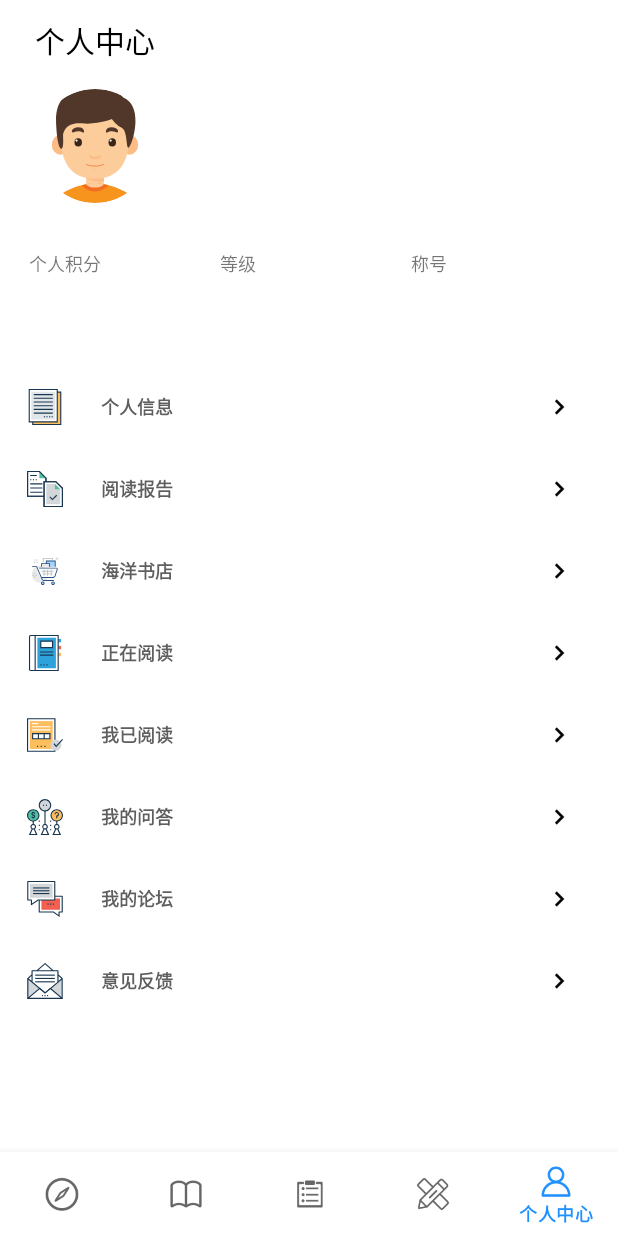
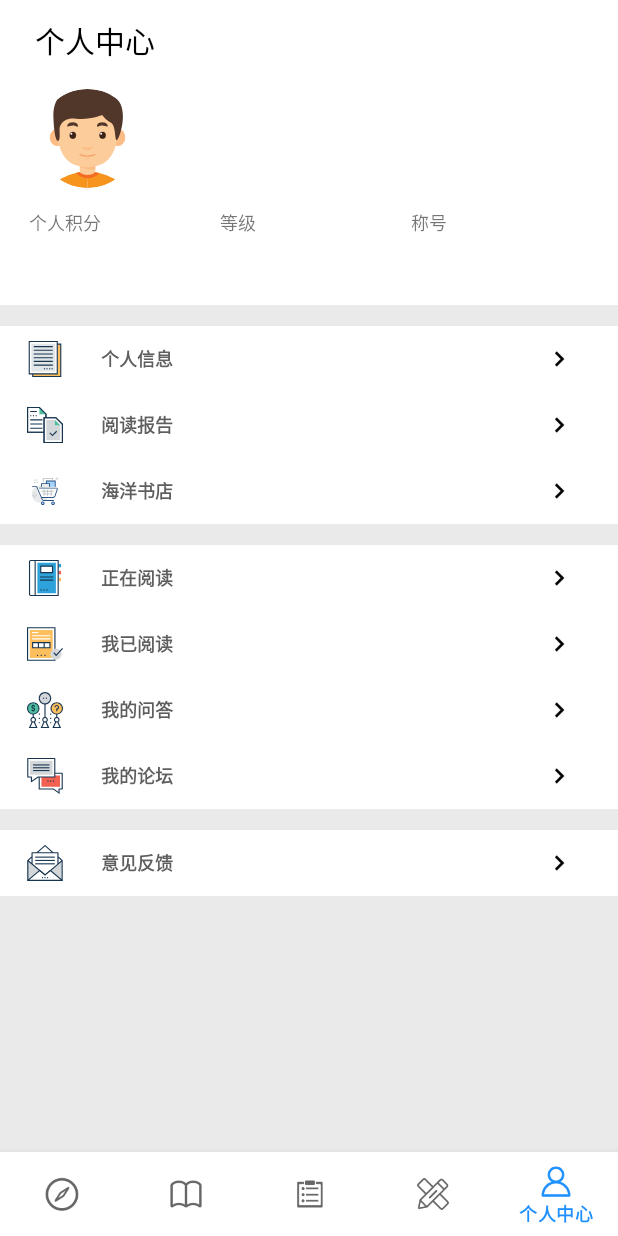
Before and after one commit to SakurasQAQ/ydhyfinal, an Android app: the screen it shows after launch (BottomNavActivity), item 5 of the bottom bar chosen, on a phone screen of 412 x 824 dp. Run offline under Robolectric (Android 15) with nearby library versions, the phone set to English and light mode, and no system bars; our stand-ins replace CircleImageView, data binding, navigation-ui; libraries missing offline, so code that uses them is left out: com.githang.statusbar, com.youth.banner; pictures from the network do not load; 3 statements that could not run were skipped.

Commit message:
阅读海洋 10/15

```diff
--- a/app/src/main/AndroidManifest.xml
+++ b/app/src/main/AndroidManifest.xml
@@ -13,8 +13,8 @@
         android:supportsRtl="true"
         android:theme="@style/AppTheme"
         android:usesCleartextTraffic="true">
-        <activity android:name=".Activity.MinClassActivity"></activity>
-        <activity android:name=".Activity.RanksActivity" />
+        <activity android:name=".homepage.MinClassActivity"></activity>
+        <activity android:name=".homepage.RanksActivity" />
         <activity android:name=".Activity.ShowBooksInfoActivity" />
         <activity android:name=".Activity.BooksFragDetailListActivity" />
         <activity android:name=".Activity.SearchActivity" />
--- a/app/src/main/java/com/sakura/ydhyfinal/Activity/MinClassActivity.java
+++ b/app/src/main/java/com/sakura/ydhyfinal/homepage/MinClassActivity.java
@@ -1,4 +1,4 @@
-package com.sakura.ydhyfinal.Activity;
+package com.sakura.ydhyfinal.homepage;
 
 import androidx.appcompat.app.AppCompatActivity;
 import androidx.databinding.DataBindingUtil;
--- a/app/src/main/res/layout/activity_books_frag_detail_list.xml
+++ b/app/src/main/res/layout/activity_books_frag_detail_list.xml
@@ -25,6 +25,7 @@
                 app:contentScrim="@color/white"
                 app:layout_scrollFlags="scroll|exitUntilCollapsed"
                 android:fitsSystemWindows="true"
+                app:scrimAnimationDuration="600"
 
 
                 app:title="title"
@@ -33,7 +34,7 @@
                 <ImageView
                     android:layout_width="match_parent"
                     android:layout_height="match_parent"
-                    android:src="@drawable/banner"
+                    android:src="@drawable/it2"
                     android:scaleType="fitXY"
                     app:layout_collapseMode="parallax"/>
 
--- a/app/src/main/res/layout/activity_min_class.xml
+++ b/app/src/main/res/layout/activity_min_class.xml
@@ -10,7 +10,7 @@
     <androidx.coordinatorlayout.widget.CoordinatorLayout
         android:layout_width="match_parent"
         android:layout_height="match_parent"
-        tools:context=".Activity.MinClassActivity">
+        tools:context=".homepage.MinClassActivity">
 
         <com.google.android.material.appbar.AppBarLayout
             android:layout_width="match_parent"
--- a/app/src/main/res/layout/personal_fragment.xml
+++ b/app/src/main/res/layout/personal_fragment.xml
@@ -14,6 +14,7 @@
 <ScrollView
     android:layout_width="match_parent"
     android:layout_height="match_parent"
+    android:background="#EAEAEA"
 >
 
    <LinearLayout
@@ -31,7 +32,7 @@
            android:paddingLeft="15dp"
            android:paddingTop="12dp"
            android:paddingRight="15dp"
-           android:paddingBottom="25dp">
+           android:paddingBottom="12dp">
 
            <TextView
                android:id="@+id/textView4"
@@ -48,8 +49,8 @@
 
            <de.hdodenhof.circleimageview.CircleImageView
                android:id="@+id/cardView2"
-               android:layout_width="80dp"
-               android:layout_height="80dp"
+               android:layout_width="70dp"
+               android:layout_height="70dp"
                android:layout_marginStart="8dp"
                android:layout_marginTop="15dp"
                android:clickable="true"
@@ -60,25 +61,25 @@
                app:layout_constraintStart_toStartOf="parent"
                app:layout_constraintTop_toBottomOf="@+id/textView4"></de.hdodenhof.circleimageview.CircleImageView>
 
-
+           <LinearLayout
+               android:layout_width="match_parent"
+               android:layout_height="wrap_content"
+               android:layout_marginTop="8dp"
+               android:orientation="horizontal"
+               app:layout_constraintBottom_toBottomOf="parent"
+               app:layout_constraintEnd_toEndOf="parent"
+               app:layout_constraintHorizontal_bias="0.466"
+               app:layout_constraintStart_toStartOf="parent"
+               app:layout_constraintTop_toBottomOf="@+id/cardView2"
+               app:layout_constraintVertical_bias="0.0">
 
 
                <LinearLayout
                    android:layout_width="match_parent"
-               android:layout_height="wrap_content"
-               android:layout_marginTop="25dp"
-               android:orientation="horizontal"
-               app:layout_constraintTop_toBottomOf="@+id/cardView2"
-               tools:layout_editor_absoluteX="10dp">
-
-
-
-                   <LinearLayout
+                   android:layout_height="match_parent"
                    android:layout_marginRight="15dp"
                    android:layout_weight="1"
                    android:orientation="vertical"
-                       android:layout_width="match_parent"
-                       android:layout_height="match_parent"
 
                    android:padding="4dp">
 
@@ -87,83 +88,75 @@
                        android:layout_height="wrap_content"
                        android:text="个人积分"
 
-                           android:textSize="12sp"
-                           />
+                       android:textSize="12sp" />
 
                    <TextView
-                           android:textColor="@color/mainblack"
+                       android:id="@+id/per_zongtxt"
 
-                           android:id="@+id/per_zongtxt"
                        android:layout_width="wrap_content"
                        android:layout_height="wrap_content"
                        android:layout_marginTop="5dp"
+                       android:text="@{data.upoint}"
+                       android:textColor="@color/mainblack"
                        android:textSize="18sp"
                        android:textStyle="bold"
-                           android:text="@{data.upoint}"
                        tools:text="2000" />
                </LinearLayout>
 
 
-
-
-
                <LinearLayout
+                   android:layout_width="match_parent"
+                   android:layout_height="match_parent"
                    android:layout_marginRight="15dp"
                    android:layout_weight="1"
-                       android:layout_width="match_parent"
-                       android:layout_height="match_parent"
 
-                       android:padding="4dp"
-                       android:orientation="vertical">
+                   android:orientation="vertical"
+                   android:padding="4dp">
 
                    <TextView
-                           android:textSize="12sp"
                        android:layout_width="wrap_content"
                        android:layout_height="wrap_content"
-                           android:text="等级" />
+                       android:text="等级"
+                       android:textSize="12sp" />
 
                    <TextView
                        android:id="@+id/per_leveltxt"
                        android:layout_width="wrap_content"
                        android:layout_height="wrap_content"
                        android:layout_marginTop="5dp"
+                       android:text="200"
                        android:textColor="@color/mainblack"
                        android:textSize="18sp"
                        android:textStyle="bold"
-                           tools:text="@{data.ulevel}"
-                           android:text="200" />
+                       tools:text="@{data.ulevel}" />
                </LinearLayout>
 
 
-
-
                <LinearLayout
+                   android:layout_width="match_parent"
+                   android:layout_height="match_parent"
                    android:layout_marginRight="15dp"
                    android:layout_weight="1"
-                       android:layout_width="match_parent"
-                       android:layout_height="match_parent"
                    android:orientation="vertical"
                    android:padding="4dp">
 
                    <TextView
-                           android:textSize="12sp"
                        android:layout_width="wrap_content"
                        android:layout_height="wrap_content"
-                           android:text="称号" />
+                       android:text="称号"
+                       android:textSize="12sp" />
 
                    <TextView
                        android:id="@+id/per_chtxt"
                        android:layout_width="wrap_content"
                        android:layout_height="wrap_content"
+                       android:layout_marginTop="5dp"
                        android:text="@{data.ucheng}"
-                           android:layout_marginTop="5dp"
                        android:textColor="@color/mainblack"
                        android:textSize="18sp"
                        android:textStyle="bold"
-                           tools:text="0"/>
+                       tools:text="0" />
                </LinearLayout>
-
-
 
 
            </LinearLayout>
@@ -232,14 +225,24 @@
 
        </androidx.constraintlayout.widget.ConstraintLayout>
 
+       <View
+           android:layout_width="match_parent"
+           android:layout_height="14dp"
+           android:background="#EAEAEA"
+           >
+
+
+       </View>
+
        <LinearLayout
+           android:background="@color/white"
             android:id="@+id/per_info"
             android:clickable="true"
             android:focusable="true"
             android:layout_width="match_parent"
             android:layout_height="wrap_content"
-            android:paddingTop="15dp"
-            android:paddingBottom="15dp"
+            android:paddingTop="10dp"
+            android:paddingBottom="10dp"
             android:paddingLeft="18dp"
             android:foreground="?android:attr/selectableItemBackground"
 
@@ -277,10 +280,10 @@
             android:focusable="true"
             android:layout_width="match_parent"
             android:layout_height="wrap_content"
-            android:paddingTop="15dp"
-            android:paddingBottom="15dp"
+            android:paddingTop="10dp"
+            android:paddingBottom="10dp"
             android:paddingLeft="18dp"
-
+            android:background="@color/white"
             >
             <ImageView
                 android:layout_width="24dp"
@@ -307,6 +310,7 @@
 
         </LinearLayout>
 
+
         <LinearLayout
             android:foreground="?android:attr/selectableItemBackground"
             android:id="@+id/per_spotcar"
@@ -314,10 +318,10 @@
             android:focusable="true"
             android:layout_width="match_parent"
             android:layout_height="wrap_content"
-            android:paddingTop="15dp"
-            android:paddingBottom="15dp"
+            android:paddingTop="10dp"
+            android:paddingBottom="10dp"
             android:paddingLeft="18dp"
-
+            android:background="@color/white"
             >
             <ImageView
                 android:layout_width="24dp"
@@ -343,6 +347,11 @@
 
 
         </LinearLayout>
+       <View
+           android:layout_width="match_parent"
+           android:layout_height="14dp"
+           android:background="#EAEAEA"
+           />
 
         <LinearLayout
             android:foreground="?android:attr/selectableItemBackground"
@@ -351,10 +360,10 @@
             android:focusable="true"
             android:layout_width="match_parent"
             android:layout_height="wrap_content"
-            android:paddingTop="15dp"
-            android:paddingBottom="15dp"
+            android:paddingTop="10dp"
+            android:paddingBottom="10dp"
             android:paddingLeft="18dp"
-
+            android:background="@color/white"
             >
             <ImageView
                 android:layout_width="24dp"
@@ -388,10 +397,10 @@
             android:focusable="true"
             android:layout_width="match_parent"
             android:layout_height="wrap_content"
-            android:paddingTop="15dp"
-            android:paddingBottom="15dp"
+            android:paddingTop="10dp"
+            android:paddingBottom="10dp"
             android:paddingLeft="18dp"
-
+            android:background="@color/white"
             >
             <ImageView
                 android:layout_width="24dp"
@@ -425,10 +434,10 @@
             android:focusable="true"
             android:layout_width="match_parent"
             android:layout_height="wrap_content"
-            android:paddingTop="15dp"
-            android:paddingBottom="15dp"
+            android:paddingTop="10dp"
+            android:paddingBottom="10dp"
             android:paddingLeft="18dp"
-
+            android:background="@color/white"
             >
             <ImageView
                 android:layout_width="24dp"
@@ -462,10 +471,10 @@
             android:focusable="true"
             android:layout_width="match_parent"
             android:layout_height="wrap_content"
-            android:paddingTop="15dp"
-            android:paddingBottom="15dp"
+            android:paddingTop="10dp"
+            android:paddingBottom="10dp"
             android:paddingLeft="18dp"
-
+            android:background="@color/white"
             >
             <ImageView
                 android:layout_width="24dp"
@@ -491,6 +500,11 @@
 
 
         </LinearLayout>
+       <View
+           android:layout_width="match_parent"
+           android:layout_height="14dp"
+           android:background="#EAEAEA"
+           />
 
         <LinearLayout
             android:foreground="?android:attr/selectableItemBackground"
@@ -499,10 +513,10 @@
             android:focusable="true"
             android:layout_width="match_parent"
             android:layout_height="wrap_content"
-            android:paddingTop="15dp"
-            android:paddingBottom="15dp"
+            android:paddingTop="10dp"
+            android:paddingBottom="10dp"
             android:paddingLeft="18dp"
-
+            android:background="@color/white"
             >
             <ImageView
                 android:layout_width="24dp"
```
Also changed, not shown: app/src/main/java/com/sakura/ydhyfinal/Activity/RanksActivity.java (deleted, +0 -16 lines), app/src/main/java/com/sakura/ydhyfinal/ViewModel/RanksViewModel.java (added, +12 -0 lines), app/src/main/java/com/sakura/ydhyfinal/homepage/RankItemFragment.java (added, +54 -0 lines), app/src/main/java/com/sakura/ydhyfinal/homepage/RankItemViewModel.java (added, +7 -0 lines), app/src/main/java/com/sakura/ydhyfinal/homepage/RanksActivity.java (added, +86 -0 lines), app/src/main/java/com/sakura/ydhyfinal/main/home/HomeFragment.java (+8 -8 lines), app/src/main/java/com/sakura/ydhyfinal/main/work/WorkItemFragment.java (+13 -11 lines), app/src/main/java/com/sakura/ydhyfinal/main/work/WorkItemViewModel.java (+12 -0 lines), app/src/main/res/layout/activity_ranks.xml (+71 -6 lines), app/src/main/res/layout/rank_item_fragment.xml (added, +13 -0 lines), app/src/main/res/drawable/it1.jpg (added), app/src/main/res/drawable/it2.jpg (added). Lines whose indentation alone changed are shown as unchanged.
